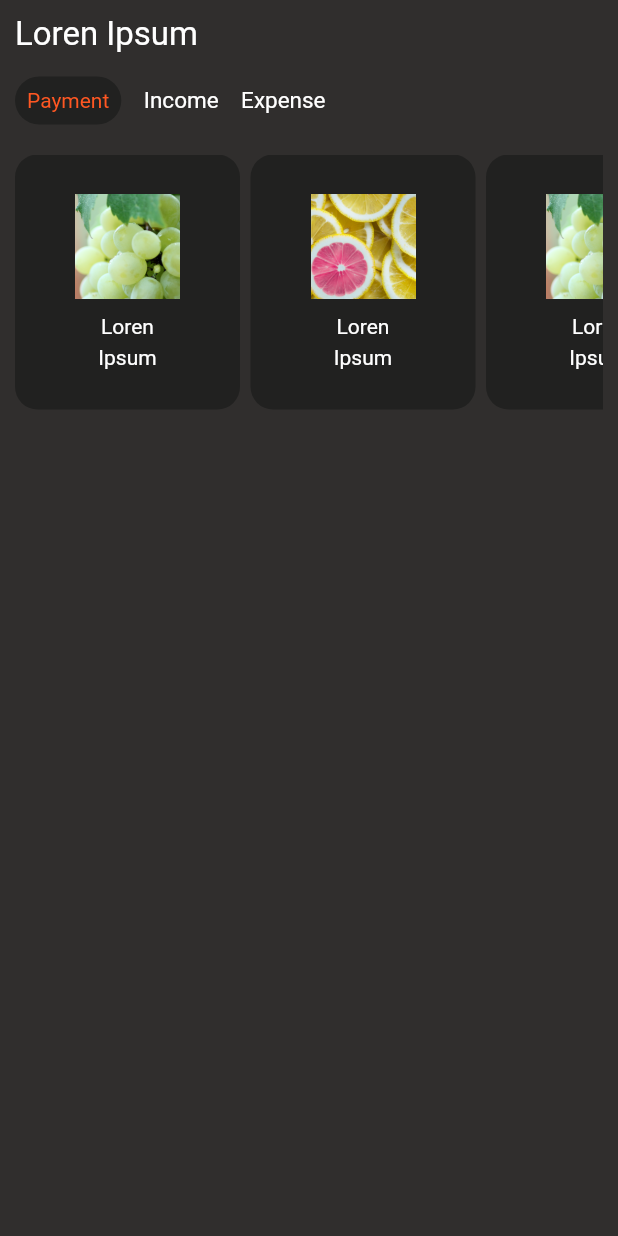
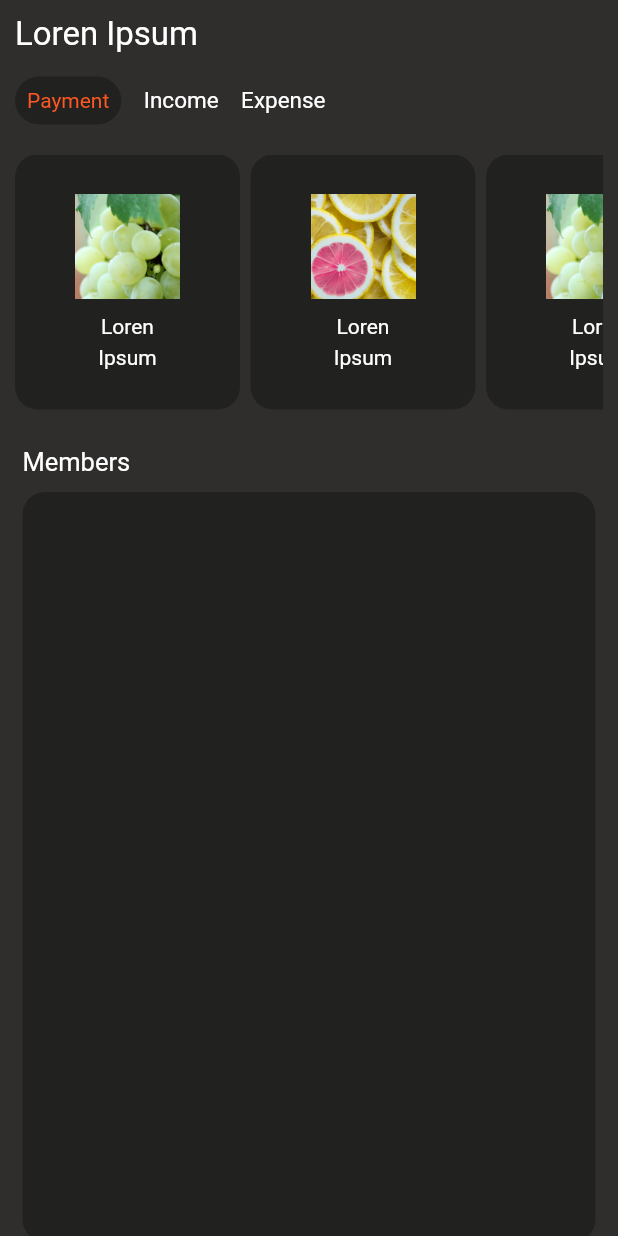
Before and after one commit to Yazdani1/flutter_app_ui, a Flutter app: the screen it shows after launch, on a phone screen of 412 x 824 dp. Run offline on Flutter 3.47's test engine with Material 2 defaults, Android fonts, the phone set to English and light mode, and no system bars.

Commit message:
second commit

```diff
--- a/lib/Home.dart
+++ b/lib/Home.dart
@@ -71,6 +71,36 @@ class _HomeState extends State<Home> {
             ),
           ),//end second container..
 
+          //third container start..
+          new Container(
+            margin: EdgeInsets.all(15.0),
+            child: new Column(
+              crossAxisAlignment: CrossAxisAlignment.start,
+              children: <Widget>[
+                new Container(
+                  child: new Text("Members",
+                  style:
+                    TextStyle(fontSize: 17.0,color: Colors.white),
+                  ),
+                ),//end
+                new SizedBox(height: 10.0,),
+                new Container(
+                  height: 500.0,
+                  decoration: new BoxDecoration(
+                    borderRadius: BorderRadius.circular(15.0),
+                    color: Color(0xFF212120)
+                  ),
+                  child: new ListView(
+                    children: <Widget>[
+
+                    ],
+                  ),
+                )
+
+              ],
+            ),
+          )
+
         ],
       ),
     );
@@ -112,4 +142,9 @@ class _HomeState extends State<Home> {
     );
   }
 
+  Widget membrs(String image,String num1,String num2,String
+      flower){
+
+  }
+
 }
```
